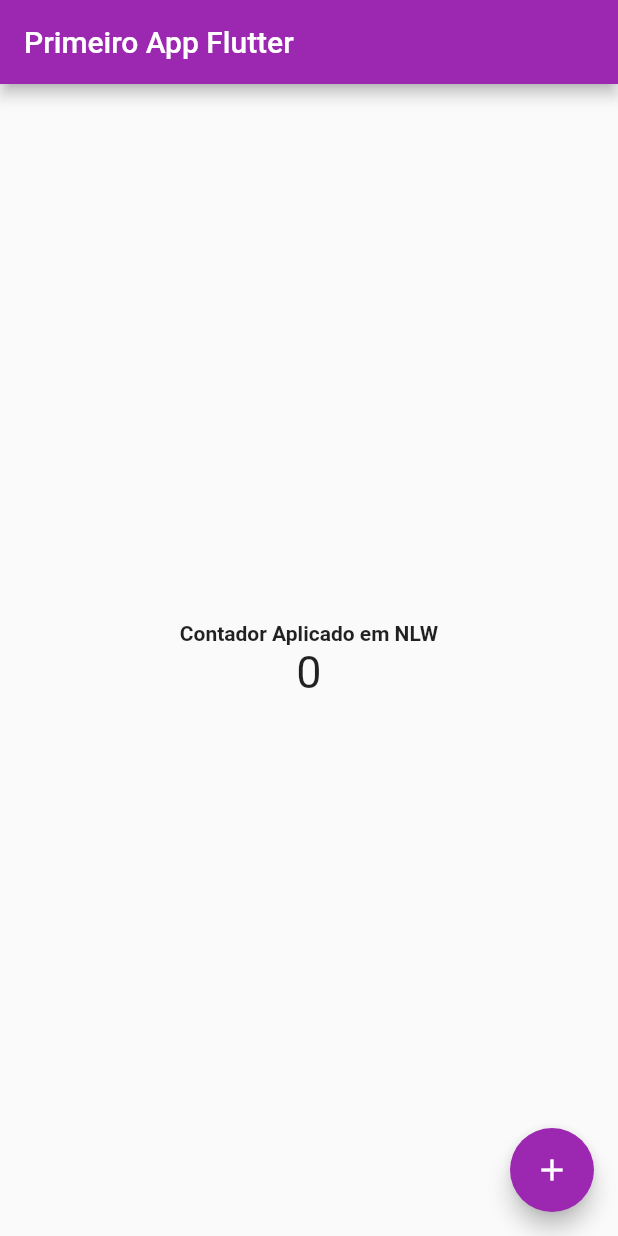
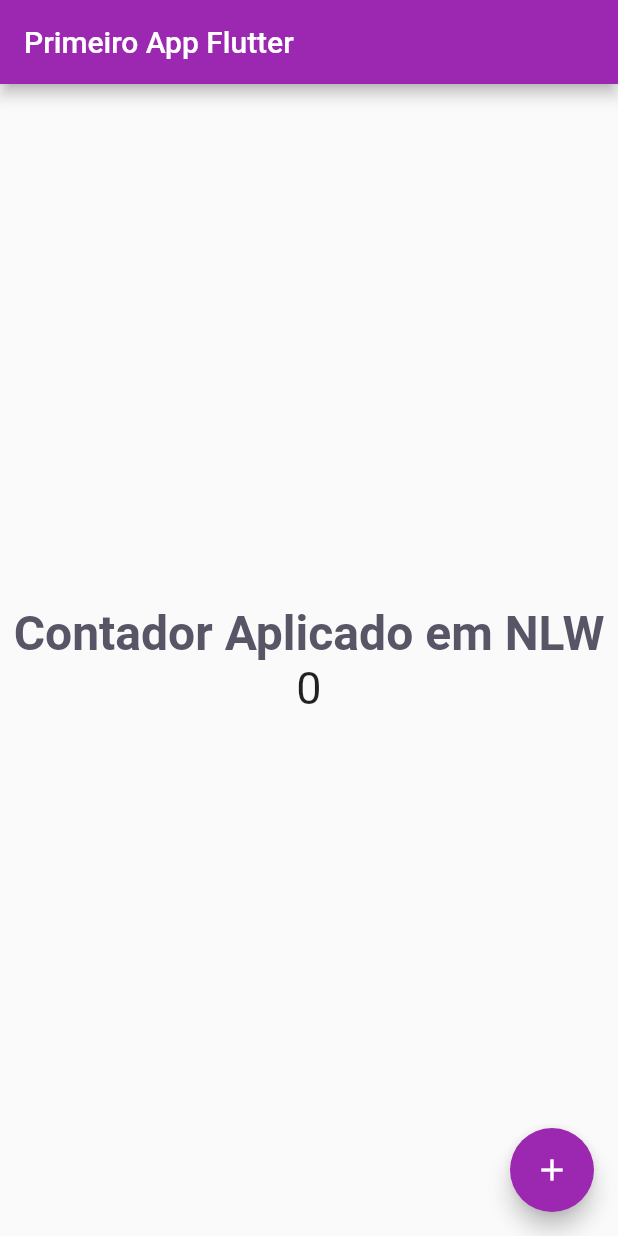
Before and after one commit to ErisvaldoCorreia/PayFlowApp, a Flutter app: the screen it shows after launch, on a phone screen of 412 x 824 dp. Run offline on Flutter 3.47's test engine with Material 2 defaults, Android fonts, the phone set to English and light mode, and no system bars; our stand-ins replace google_fonts.

Commit message:
feat: cria config themes e adiciona google_fonts

```diff
--- /dev/null
+++ b/lib/core/themes/app_colors.dart
@@ -0,0 +1,13 @@
+import 'package:flutter/material.dart';
+
+class AppColors {
+
+  static final primary = Color(0xffFF941A);
+  static final headingGrey = Color(0xff585666);
+  static final delete = Color(0xffE83F5B);
+  static final body = Color(0xff706E7A);
+  static final stroke = Color(0xffE3E3E6);
+  static final shape = Color(0xffFAFAFC);
+  static final white = Color(0xffF1F1F1);
+
+}
--- /dev/null
+++ b/lib/core/themes/app_text_styles.dart
@@ -0,0 +1,11 @@
+import 'package:flutter/material.dart';
+import 'package:google_fonts/google_fonts.dart';
+import 'package:pay_flow/core/themes/app_colors.dart';
+
+class TextStyles {
+  static final titleHome = GoogleFonts.lexendDeca(
+    fontSize: 32,
+    fontWeight: FontWeight.w600,
+    color: AppColors.headingGrey,
+  );
+}
--- a/lib/main.dart
+++ b/lib/main.dart
@@ -1,4 +1,5 @@
 import 'package:flutter/material.dart';
+import 'package:pay_flow/core/themes/app_text_styles.dart';
 
 void main() {
   runApp(MyApp());
@@ -46,7 +47,7 @@ class _MyHomePageState extends State<MyHomePage> {
           children: <Widget>[
             Text(
               'Contador Aplicado em NLW',
-              style: TextStyle(fontWeight: FontWeight.bold),
+              style: TextStyles.titleHome,
             ),
             Text(
               '$_counter',
--- a/pubspec.yaml
+++ b/pubspec.yaml
@@ -28,6 +28,7 @@ dependencies:
   # The following adds the Cupertino Icons font to your application.
   # Use with the CupertinoIcons class for iOS style icons.
   cupertino_icons: ^1.0.0
+  google_fonts: 1.1.2
 
 dev_dependencies:
   flutter_test:
```
Also changed, not shown: pubspec.lock.
